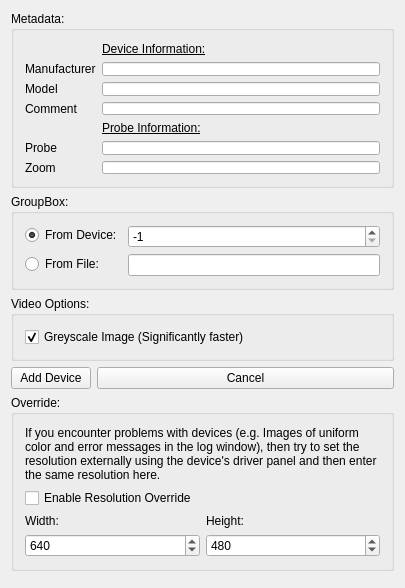
Above: Modules/USUI/Qmitk/QmitkUSNewVideoDeviceWidgetControls.ui from MITK/MITK before the change. Below: the same form after it.
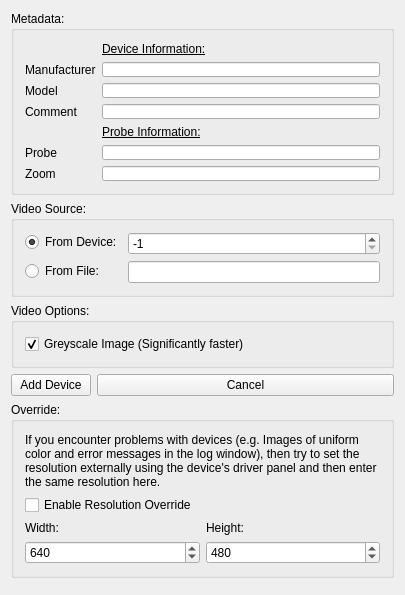
That is the form after the change.

```diff
--- a/Modules/USUI/Qmitk/QmitkUSNewVideoDeviceWidgetControls.ui
+++ b/Modules/USUI/Qmitk/QmitkUSNewVideoDeviceWidgetControls.ui
@@ -7,7 +7,7 @@
     <x>0</x>
     <y>0</y>
     <width>405</width>
-    <height>569</height>
+    <height>595</height>
    </rect>
   </property>
   <property name="minimumSize">
@@ -108,7 +108,7 @@
    <item row="1" column="0" colspan="2">
     <widget class="QGroupBox" name="groupBox">
      <property name="title">
-      <string>GroupBox:</string>
+      <string>Video Source:</string>
      </property>
      <layout class="QFormLayout" name="formLayout_2">
       <item row="1" column="1">
```
Left out of the diff: 6 changed lines with no effect on the pictures.
